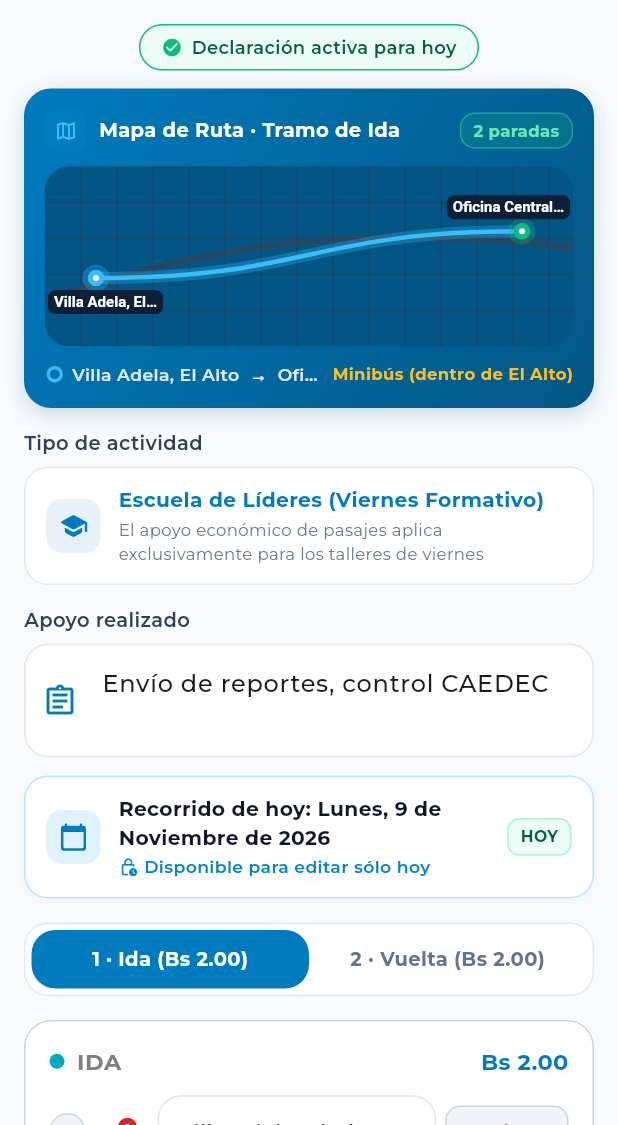
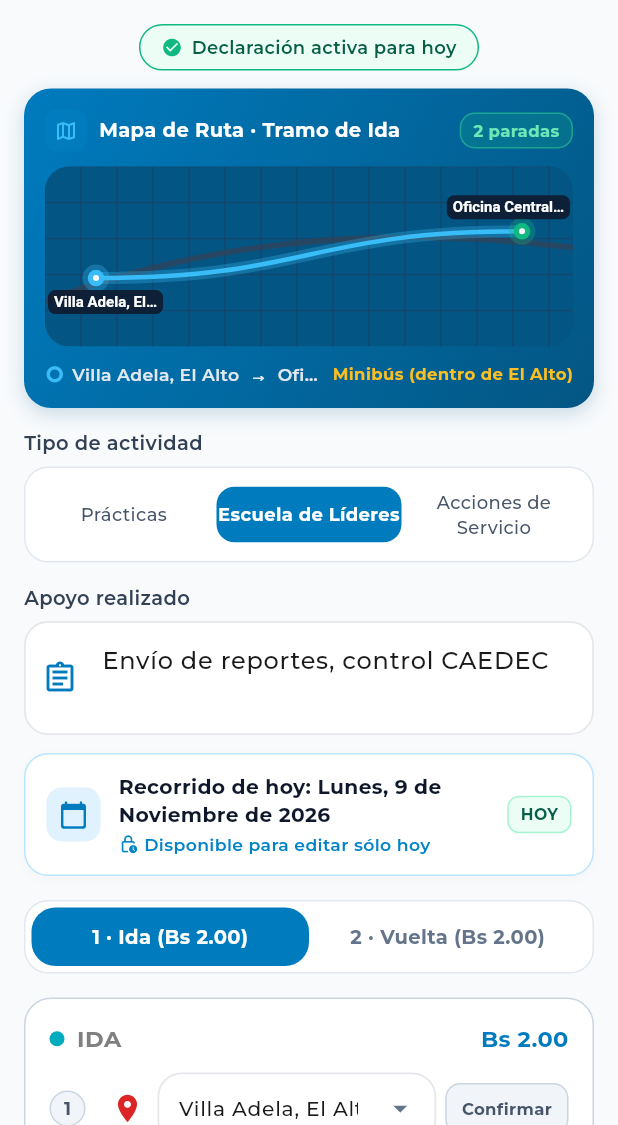
Before and after one commit to ddavalos12/bummand-movil, a Flutter app: the DeclararRecorridoPantalla screen opened directly, on a phone screen of 412 x 824 dp, the part 111-1236 px from its top. Run offline on Flutter 3.47's test engine with Material 3 defaults, Android fonts, the phone set to English and light mode, and no system bars; our stand-ins replace file_picker, flutter_riverpod, flutter_svg, geolocator, google_fonts, qr_flutter and 1 more; accounts and stored records are empty; network calls fail.

Commit message:
fix(movil): eliminar boton historial en asistencia, restaurar selector 3 actividades en pasajes y anadir acceso a refrigerios

```diff
--- a/lib/modulos/asistencia/pantallas/asistencia-pantalla.dart
+++ b/lib/modulos/asistencia/pantallas/asistencia-pantalla.dart
@@ -992,31 +992,6 @@ class _AsistenciaPantallaState extends ConsumerState<AsistenciaPantalla> {
                     ),
                   ),
                 ),
-                const SizedBox(height: 4),
-                Center(
-                  child: TextButton.icon(
-                    onPressed: () {
-                      Navigator.of(context).push(
-                        MaterialPageRoute(
-                          builder: (_) => const PermisosPantalla(),
-                        ),
-                      );
-                    },
-                    icon: const Icon(
-                      Icons.history_rounded,
-                      size: 15,
-                      color: Color(0xFF64748B),
-                    ),
-                    label: const Text(
-                      "Ver historial de permisos solicitados",
-                      style: TextStyle(
-                        fontSize: 11.5,
-                        color: Color(0xFF64748B),
-                        decoration: TextDecoration.underline,
-                      ),
-                    ),
-                  ),
-                ),
                 const SizedBox(height: 16),
               ],
             ),
--- a/lib/modulos/pasajes/pantallas/declarar-recorrido-pantalla.dart
+++ b/lib/modulos/pasajes/pantallas/declarar-recorrido-pantalla.dart
@@ -14,6 +14,7 @@ import '../../../nucleo/tema/colores.dart';
 import '../../../compartido/componentes/seleccionador_fecha.dart';
 import '../../../widgets-comunes/barra-superior-bumand.dart';
 import '../../autenticacion/proveedores/autenticacion-proveedor.dart';
+import '../../refrigerios/pantallas/refrigerios-pantalla.dart';
 
 /// Modelo interno para una parada dinámica
 class _ParadaRuta {
@@ -1539,6 +1540,43 @@ class _DeclararRecorridoPantallaState
                 ),
               ),
             ),
+
+            if (_tipo_actividad == "Escuela de Líderes") ...[
+              const SizedBox(height: 12),
+              SizedBox(
+                width: double.infinity,
+                child: OutlinedButton.icon(
+                  onPressed: () {
+                    Navigator.of(context).push(
+                      MaterialPageRoute(
+                        builder: (_) => const RefrigeriosPantalla(),
+                      ),
+                    );
+                  },
+                  icon: const Icon(
+                    Icons.restaurant_menu_rounded,
+                    size: 20,
+                    color: BumandColores.AZUL_DIACONIA,
+                  ),
+                  label: const Text(
+                    "Refrigerios de Escuela de Líderes (Confirmar recojo / Rendir)",
+                    style: TextStyle(
+                      fontSize: 13,
+                      fontWeight: FontWeight.bold,
+                      color: BumandColores.AZUL_DIACONIA,
+                    ),
+                  ),
+                  style: OutlinedButton.styleFrom(
+                    backgroundColor: Colors.white,
+                    side: const BorderSide(color: BumandColores.AZUL_DIACONIA, width: 1.5),
+                    padding: const EdgeInsets.symmetric(vertical: 14, horizontal: 12),
+                    shape: RoundedRectangleBorder(
+                      borderRadius: BorderRadius.circular(16),
+                    ),
+                  ),
+                ),
+              ),
+            ],
 
             const SizedBox(height: 24),
           ],
@@ -1985,51 +2023,44 @@ class _DeclararRecorridoPantallaState
         ),
         const SizedBox(height: 6),
         Container(
-          padding: const EdgeInsets.symmetric(horizontal: 14, vertical: 12),
+          padding: const EdgeInsets.all(4),
           decoration: BoxDecoration(
             color: Colors.white,
             borderRadius: BorderRadius.circular(16),
             border: Border.all(color: const Color(0xFFE2E8F0)),
           ),
           child: Row(
-            children: [
-              Container(
-                padding: const EdgeInsets.all(8),
-                decoration: BoxDecoration(
-                  color: BumandColores.AZUL_DIACONIA.withValues(alpha: 0.1),
-                  borderRadius: BorderRadius.circular(10),
-                ),
-                child: const Icon(
-                  Icons.school_rounded,
-                  color: BumandColores.AZUL_DIACONIA,
-                  size: 20,
-                ),
-              ),
-              const SizedBox(width: 12),
-              const Expanded(
-                child: Column(
-                  crossAxisAlignment: CrossAxisAlignment.start,
-                  children: [
-                    Text(
-                      "Escuela de Líderes (Viernes Formativo)",
+            children: TIPOS_ACTIVIDAD.map((opcion) {
+              final seleccionado = _tipo_actividad == opcion;
+              return Expanded(
+                child: GestureDetector(
+                  onTap: () {
+                    setState(() {
+                      _tipo_actividad = opcion;
+                      if (_esSoloIda && _paso_activo == 2) _paso_activo = 1;
+                    });
+                  },
+                  child: AnimatedContainer(
+                    duration: const Duration(milliseconds: 200),
+                    padding: const EdgeInsets.symmetric(vertical: 10),
+                    decoration: BoxDecoration(
+                      color: seleccionado ? BumandColores.AZUL_DIACONIA : Colors.transparent,
+                      borderRadius: BorderRadius.circular(12),
+                    ),
+                    alignment: Alignment.center,
+                    child: Text(
+                      opcion,
+                      textAlign: TextAlign.center,
                       style: TextStyle(
-                        fontSize: 13.5,
-                        fontWeight: FontWeight.bold,
-                        color: BumandColores.AZUL_DIACONIA,
+                        fontSize: 12,
+                        fontWeight: seleccionado ? FontWeight.bold : FontWeight.w500,
+                        color: seleccionado ? Colors.white : const Color(0xFF475569),
                       ),
                     ),
-                    SizedBox(height: 2),
-                    Text(
-                      "El apoyo económico de pasajes aplica exclusivamente para los talleres de viernes",
-                      style: TextStyle(
-                        fontSize: 11,
-                        color: Color(0xFF64748B),
-                      ),
-                    ),
-                  ],
-                ),
-              ),
-            ],
+                  ),
+                ),
+              );
+            }).toList(),
           ),
         ),
         if (_esSoloIda) ...[
```
